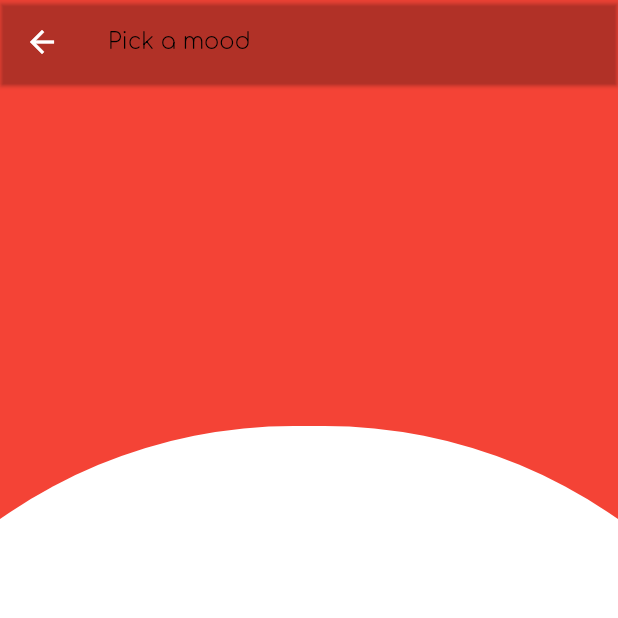
After one commit to AugusteBalz/trial0125, a Flutter app: the EmotionSelectionScreen screen opened by its route, on a phone screen of 412 x 824 dp, the top half of it. The commit adds this screen. Run offline on Flutter 3.47's test engine with Material 2 defaults, Android fonts, the phone set to English and light mode, and no system bars; our stand-ins replace carousel_slider, hive, toggle_switch; accounts and stored records are empty.

Commit message:
beginning of the mood log animations

```diff
--- a/lib/globals/colors_of_mood.dart
+++ b/lib/globals/colors_of_mood.dart
@@ -8,9 +8,9 @@ import 'package:flutter/material.dart';
 
 
 Color angryMoodColor = Colors.red;
-Color fearMoodColor = Colors.orange;
+Color fearMoodColor = Colors.deepOrangeAccent;
 Color loveMoodColor = const Color(0xFFF5799C);
 Color sadMoodColor = Colors.blue;
 Color joyMoodColor = Colors.green;
-Color surpriseMoodColor = Colors.yellow;
+Color surpriseMoodColor = Colors.amber;
 Color otherMoodColor = Colors.blueGrey;
--- a/lib/main.dart
+++ b/lib/main.dart
@@ -5,6 +5,7 @@ import 'package:trial0106/globals/globals.dart';
 import 'package:trial0106/widgets/app_settings.dart';
 import 'package:trial0106/widgets/history.dart';
 import 'package:trial0106/widgets/main_screen.dart';
+import 'package:trial0106/widgets/mood/emotion_selection_screen.dart';
 import 'package:trial0106/widgets/mood/slider_widget.dart';
 import 'package:trial0106/widgets/mood/log_mood_screen_one.dart';
 import 'package:trial0106/widgets/mood/log_mood_screen_two.dart';
@@ -38,6 +39,8 @@ class MyAppFirst extends StatelessWidget {
               '/logmood1': (context) => const LogMoodScreenOne(),
 
               '/logmood2': (context) => const LogMoodScreenTwo(),
+
+              '/emotionSelectionScreen' : (context) => const EmotionSelectionScreen(),
             },
             theme: ThemeData(
                 // Define the default brightness and colors.
--- a/lib/widgets/buttons_to_log/button_to_log_mood.dart
+++ b/lib/widgets/buttons_to_log/button_to_log_mood.dart
@@ -97,7 +97,11 @@ class _ButtonToLogEventState extends State<ButtonToLogEvent> {
       padding: EdgeInsets.all(20),
       child: InkWell(
         onTap: () async {
-          //TODO: forward it to needed page
+          final value = await Navigator.pushNamed(context, '/emotionSelectionScreen');
+
+          setState(() {
+            const ShowHistory();
+          });
         },
 
         child: Row(
--- /dev/null
+++ b/lib/widgets/mood/emotion_selection_screen.dart
@@ -0,0 +1,147 @@
+import 'package:flutter/material.dart';
+
+import 'dart:math';
+
+class EmotionSelectionScreen extends StatefulWidget {
+  const EmotionSelectionScreen({Key? key}) : super(key: key);
+
+  @override
+  _EmotionSelectionScreenState createState() => _EmotionSelectionScreenState();
+}
+
+class _EmotionSelectionScreenState extends State<EmotionSelectionScreen> {
+  PageController controller = PageController();
+  var currentPageValue = 0.0;
+
+  final colors = ["Red", "Green", "Yellow", "Black", "Pink"];
+
+  final displayWidgets = [
+    Container(
+      color: Colors.red,
+      child: Align(
+        alignment: Alignment.bottomCenter,
+        child: Transform.scale(
+          scale: 1.7,
+          child: Container(
+            height: 400,
+            decoration: BoxDecoration(
+                color: Colors.white, borderRadius: BorderRadius.circular(200)),
+          ),
+        ),
+      ),
+    ),
+    Container(
+      color: Colors.amber,
+      child: Align(
+        alignment: Alignment.bottomCenter,
+        child: Transform.scale(
+          scale: 1.7,
+          child: Container(
+            height: 400,
+            decoration: BoxDecoration(
+                color: Colors.white, borderRadius: BorderRadius.circular(200)),
+          ),
+        ),
+      ),
+    ),
+    Container(
+      color: Colors.green,
+      child: Align(
+        alignment: Alignment.bottomCenter,
+        child: Transform.scale(
+          scale: 1.7,
+          child: Container(
+            height: 400,
+            decoration: BoxDecoration(
+                color: Colors.white, borderRadius: BorderRadius.circular(200)),
+          ),
+        ),
+      ),
+    ),
+
+  ];
+
+  double? currentPage = 0;
+
+
+  @override
+  void initState() {
+
+    //add
+    controller.addListener(() {
+      setState(() {
+        currentPage = controller.page;
+      });
+    });
+    super.initState();
+  }
+
+  @override
+  Widget build(BuildContext context) {
+    return Scaffold(
+      extendBodyBehindAppBar: true,
+      appBar: AppBar(
+        title:
+            Text("Pick a mood", style: Theme.of(context).textTheme.headline2),
+        backgroundColor: Colors.transparent,
+      ),
+      body: PageView.builder(
+        scrollDirection: Axis.horizontal,
+        controller: controller,
+        itemCount: displayWidgets.length,
+        itemBuilder: (context, index) {
+          return Transform(
+            alignment: Alignment.bottomCenter,
+              transform: Matrix4.identity()..rotateX(currentPage! - index),
+              child: (displayWidgets[index]));
+        },
+      ),
+
+      /*
+      Stack(
+        alignment: Alignment.center,
+        children: [
+          PageView(
+            controller: controller,
+            children: [
+              Container(
+                color: Colors.red,
+              ),
+              Container(
+                color: Colors.amber,
+              ),
+              Container(
+                color: Colors.green,
+              ),
+            ],
+          ),
+          Container(
+            color: Colors.pink.withOpacity(.2),
+            child: Text("OverLap Container"),
+          ),
+          Align(alignment: Alignment(0, .1), child: Text("Another OverLapText")),
+
+          ///THis will controll the PageView
+          GestureDetector(
+            onTap: () {},
+            onPanUpdate: (details) {
+              // Swiping in right direction.
+              if (details.delta.dx > 0) {
+                controller.nextPage(
+                    duration: Duration(milliseconds: 200), curve: Curves.easeIn);
+              }
+
+              // Swiping in left direction.
+              if (details.delta.dx < 0) {
+                controller.previousPage(
+                    duration: Duration(milliseconds: 200),
+                    curve: Curves.easeInOut);
+              }
+            },
+          )
+        ],
+      )
+      */
+    );
+  }
+}
--- a/lib/widgets/mood/log_mood_screen_one.dart
+++ b/lib/widgets/mood/log_mood_screen_one.dart
@@ -74,7 +74,7 @@ class _LogMoodScreenOneState extends State<LogMoodScreenOne> {
   Widget build(BuildContext context) {
     return Scaffold(
       appBar: AppBar(
-        title: Text("Pick a mood", style: Theme.of(context).textTheme.headline2),
+        title: Text("Bandom laime rast", style: Theme.of(context).textTheme.headline2),
 
         actions: <Widget>[
           Padding(
```
